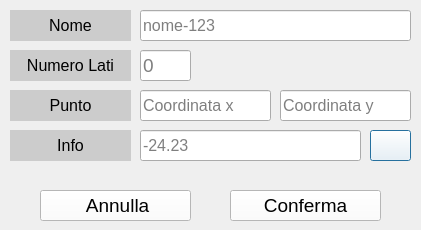
Qt form Calcolatrice_C++/View/insertfigura.ui (fm95/Calcolatrice) before a commit.
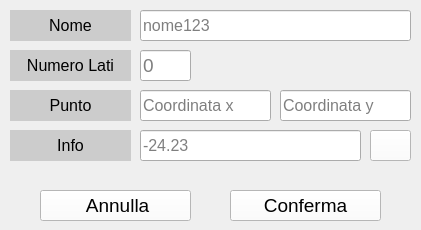
The same form after that commit. Icons and pictures are not drawn.

```diff
--- a/Calcolatrice_C++/View/insertfigura.ui
+++ b/Calcolatrice_C++/View/insertfigura.ui
@@ -236,7 +236,7 @@
     <number>14</number>
    </property>
    <property name="placeholderText">
-    <string>nome-123</string>
+    <string>nome123</string>
    </property>
    <property name="clearButtonEnabled">
     <bool>true</bool>
@@ -488,6 +488,9 @@
      <height>30</height>
     </size>
    </property>
+   <property name="autoDefault">
+    <bool>false</bool>
+   </property>
   </widget>
  </widget>
  <resources>
```
Left out of the diff: 9 changed lines with no effect on the pictures.
